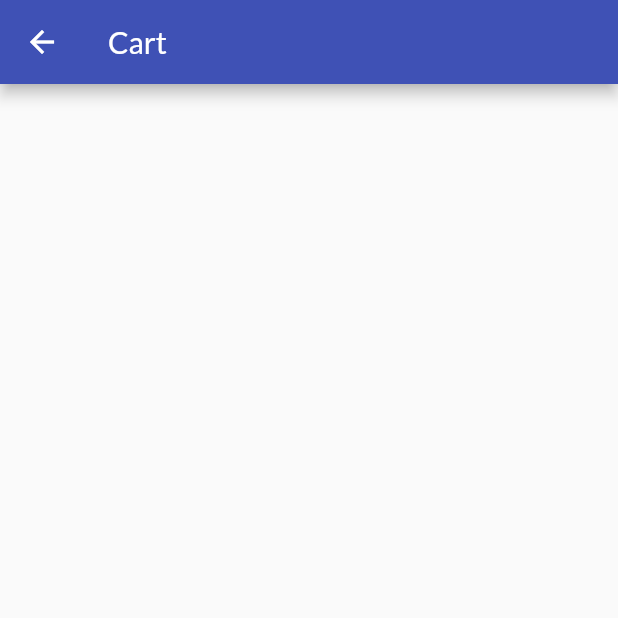
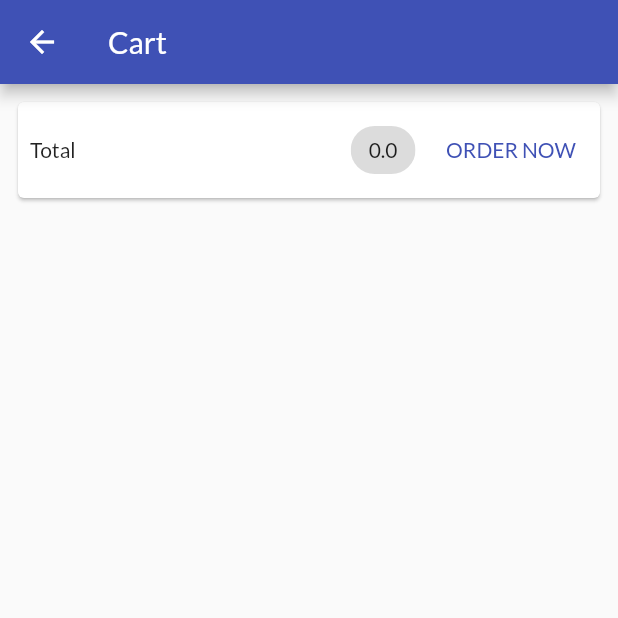
Before and after one commit to notariorob/shop_app, a Flutter app: the CartScreen screen opened by its route, on a phone screen of 412 x 824 dp, the top half of it. Run offline on Flutter 3.47's test engine with Material 2 defaults, Android fonts, the phone set to English and light mode, and no system bars; our stand-ins replace badges; network calls fail.

Commit message:
enhance cart UI & remove remove 1 item

```diff
--- a/lib/models/cart.dart
+++ b/lib/models/cart.dart
@@ -26,6 +26,8 @@ class Cart with ChangeNotifier {
   int get length => _items.length;
 
   bool hasItem(String productId) => _items.keys.contains(productId);
+  double get totalPrice => _items.values
+      .fold(0, (prev, element) => prev + (element.price * element.quantity));
 
   void add(Product product) {
     print('adding ${product.name}');
--- a/lib/screens/cart_screen.dart
+++ b/lib/screens/cart_screen.dart
@@ -12,7 +12,10 @@ class CartScreen extends StatelessWidget {
       appBar: AppBar(
         title: const Text('Cart'),
       ),
-      body: const CartList(),
+      body: const Padding(
+        padding: EdgeInsets.all(8.0),
+        child: CartList(),
+      ),
     );
   }
 }
--- a/lib/widgets/cart_list.dart
+++ b/lib/widgets/cart_list.dart
@@ -13,15 +13,39 @@ class CartList extends StatelessWidget {
     // var products = context.select<Products, List<Product>>((value) => value.fetchAll());
     var cart = context.watch<Cart>();
     var cartItems = cart.fetchAll();
-    print(cartItems);
+    var totalPrice = cart.totalPrice;
 
-    // var productsInCart = products.where((product) => cartItems.keys.contains(product.id));
-    return ListView.builder(
-      itemCount: cartItems.length,
-      itemBuilder: (context, index) {
-        String key = cartItems.keys.elementAt(index);
-        return CartListItem(item: cartItems[key]!);
-      },
+    return Column(
+      children: [
+        Card(
+          child: Padding(
+            padding: const EdgeInsets.all(8.0),
+            child: Row(
+              children: [
+                const Text('Total'),
+                const Spacer(),
+                Chip(
+                  label: Text('$totalPrice'),
+                ),
+                const SizedBox(width: 10),
+                TextButton(
+                  onPressed: () => {},
+                  child: Text('ORDER NOW'),
+                ),
+              ],
+            ),
+          ),
+        ),
+        Expanded(
+          child: ListView.builder(
+            itemCount: cartItems.length,
+            itemBuilder: (context, index) {
+              CartItem item = cartItems.values.elementAt(index);
+              return CartListItem(item: item);
+            },
+          ),
+        ),
+      ],
     );
   }
 }
```
Also changed, not shown: lib/widgets/cart_list_item.dart (+6 -26 lines).
